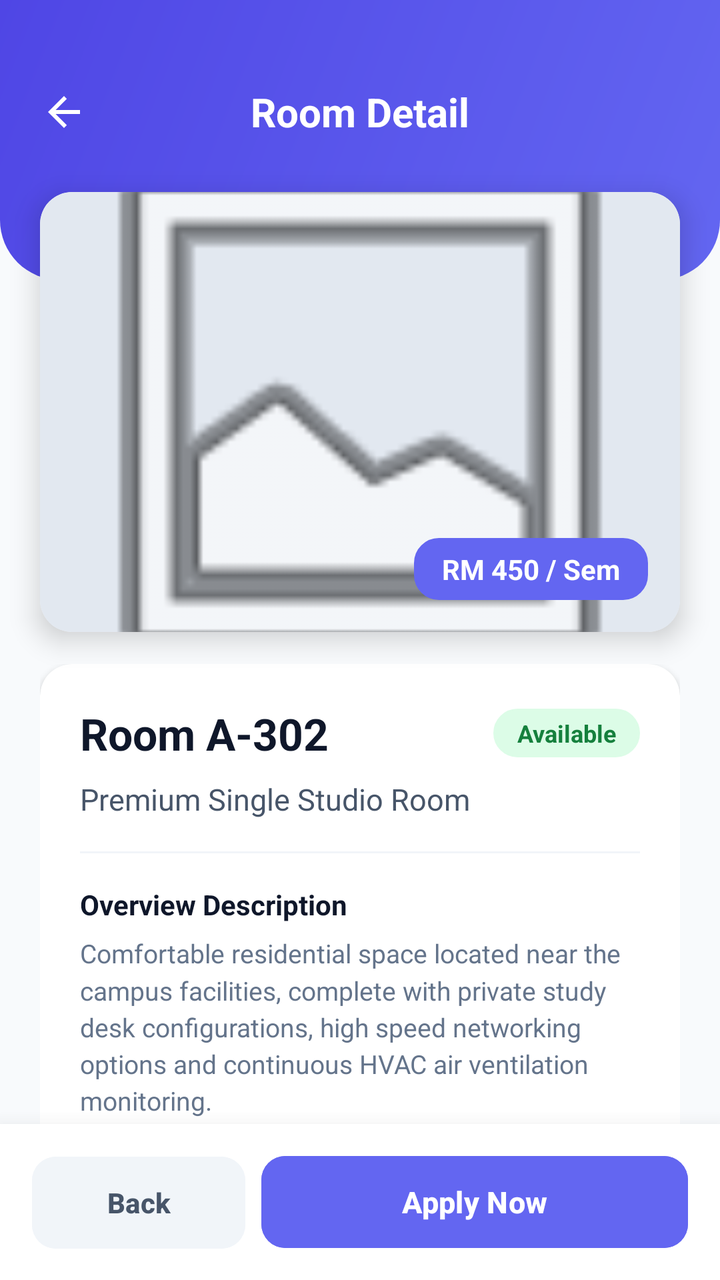
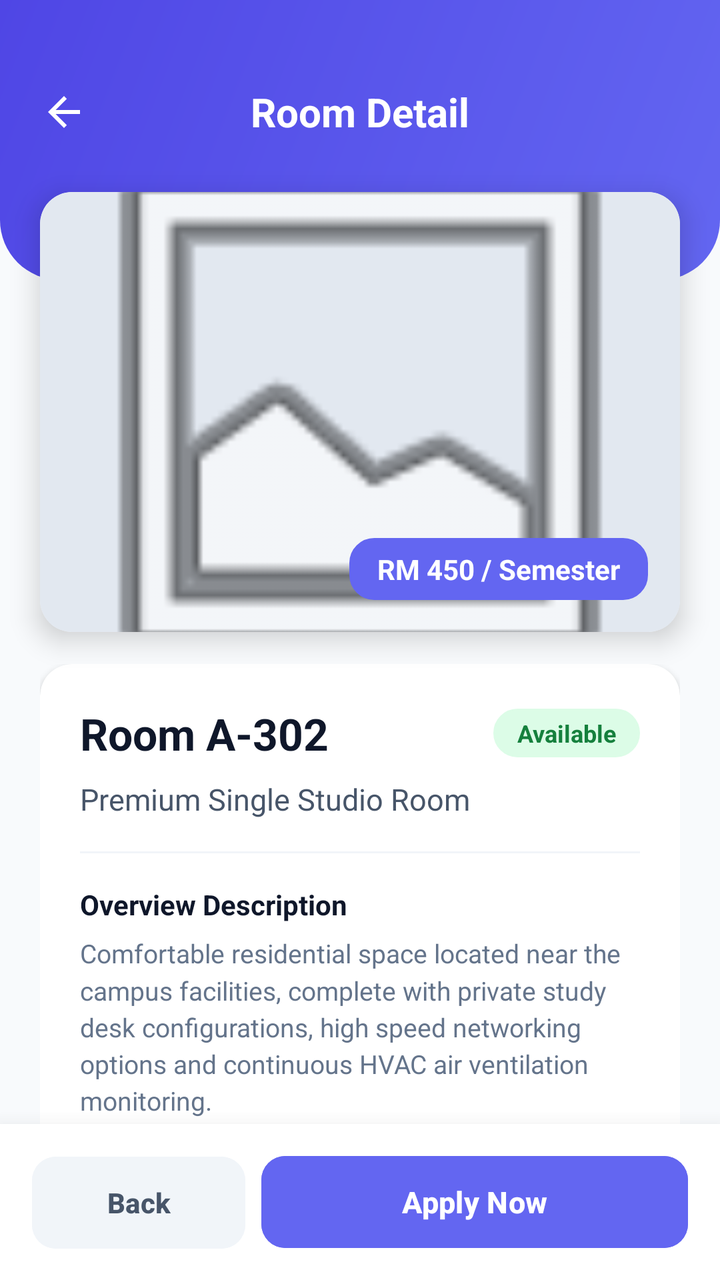

Screens rendered from an Android XML layout before and after an edit, with the pre-edit source and the edit as a unified diff.
<!-- AndroidManifest.xml: application theme Theme.UTMSPACE_HostelBookingSystem -->
<!-- res/layout/activity_room_details.xml -->
<?xml version="1.0" encoding="utf-8"?>
<androidx.constraintlayout.widget.ConstraintLayout xmlns:android="http://schemas.android.com/apk/res/android"
    xmlns:app="http://schemas.android.com/apk/res-auto"
    xmlns:tools="http://schemas.android.com/tools"
    android:id="@+id/main"
    android:layout_width="match_parent"
    android:layout_height="match_parent"
    android:background="#F8FAFC"
    tools:context=".RoomDetailsActivity">

    
    <View
        android:id="@+id/topHeaderBg"
        android:layout_width="match_parent"
        android:layout_height="140dp"
        android:background="@drawable/dashboard_gradient"
        app:layout_constraintTop_toTopOf="parent"
        app:layout_constraintStart_toStartOf="parent"
        app:layout_constraintEnd_toEndOf="parent" />

    
    <RelativeLayout
        android:id="@+id/toolbarLayer"
        android:layout_width="match_parent"
        android:layout_height="wrap_content"
        android:layout_marginTop="32dp"
        android:paddingHorizontal="8dp"
        app:layout_constraintTop_toTopOf="parent"
        app:layout_constraintStart_toStartOf="parent"
        app:layout_constraintEnd_toEndOf="parent">

        <ImageButton
            android:id="@+id/btnBack"
            android:layout_width="48dp"
            android:layout_height="48dp"
            android:layout_alignParentStart="true"
            android:layout_centerVertical="true"
            android:background="?attr/selectableItemBackgroundBorderless"
            android:contentDescription="Back"
            android:padding="12dp"
            android:scaleType="centerInside"
            android:src="@drawable/ic_arrow_back"
            app:tint="#FFFFFF" />

        <TextView
            android:id="@+id/tvDetailsTitle"
            android:layout_width="wrap_content"
            android:layout_height="wrap_content"
            android:layout_centerInParent="true"
            android:text="Room Detail"
            android:textColor="#FFFFFF"
            android:textSize="20sp"
            android:textStyle="bold" />
    </RelativeLayout>

    
    <androidx.cardview.widget.CardView
        android:id="@+id/roomImageCard"
        android:layout_width="match_parent"
        android:layout_height="220dp"
        android:layout_marginHorizontal="20dp"
        android:layout_marginTop="16dp"
        app:cardCornerRadius="16dp"
        app:cardElevation="8dp"
        app:layout_constraintTop_toBottomOf="@id/toolbarLayer"
        app:layout_constraintStart_toStartOf="parent"
        app:layout_constraintEnd_toEndOf="parent">

        <FrameLayout
            android:layout_width="match_parent"
            android:layout_height="match_parent">

            <ImageView
                android:id="@+id/ivRoomPicture"
                android:layout_width="match_parent"
                android:layout_height="match_parent"
                android:scaleType="centerCrop"
                android:src="@android:drawable/ic_menu_gallery"
                android:background="#E2E8F0"/>

            <TextView
                android:id="@+id/tvRoomPriceTag"
                android:layout_width="wrap_content"
                android:layout_height="wrap_content"
                android:layout_gravity="bottom|end"
                android:layout_margin="16dp"
                android:background="@drawable/input_field_rounded"
                android:backgroundTint="#6366F1"
                android:paddingHorizontal="14dp"
                android:paddingVertical="6dp"
                android:text="RM 450 / Sem"
                android:textColor="#FFFFFF"
                android:textStyle="bold"
                android:textSize="14sp"/>
        </FrameLayout>
    </androidx.cardview.widget.CardView>

    
    <androidx.core.widget.NestedScrollView
        android:layout_width="match_parent"
        android:layout_height="0dp"
        android:layout_marginTop="16dp"
        android:fillViewport="true"
        app:layout_constraintTop_toBottomOf="@id/roomImageCard"
        app:layout_constraintBottom_toTopOf="@id/bottomActionBar"
        app:layout_constraintStart_toStartOf="parent"
        app:layout_constraintEnd_toEndOf="parent">

        <LinearLayout
            android:layout_width="match_parent"
            android:layout_height="wrap_content"
            android:orientation="vertical"
            android:paddingHorizontal="20dp"
            android:paddingBottom="24dp">

            
            <androidx.cardview.widget.CardView
                android:layout_width="match_parent"
                android:layout_height="wrap_content"
                android:layout_marginBottom="16dp"
                app:cardCornerRadius="16dp"
                app:cardElevation="2dp"
                app:cardBackgroundColor="#FFFFFF">

                <LinearLayout
                    android:layout_width="match_parent"
                    android:layout_height="wrap_content"
                    android:orientation="vertical"
                    android:padding="20dp">

                    <RelativeLayout
                        android:layout_width="match_parent"
                        android:layout_height="wrap_content"
                        android:layout_marginBottom="8dp">

                        <TextView
                            android:id="@+id/tvRoomNumber"
                            android:layout_width="wrap_content"
                            android:layout_height="wrap_content"
                            android:layout_alignParentStart="true"
                            android:text="Room A-302"
                            android:textColor="#0F172A"
                            android:textSize="22sp"
                            android:textStyle="bold" />

                        <TextView
                            android:id="@+id/tvRoomStatusBadge"
                            android:layout_width="wrap_content"
                            android:layout_height="wrap_content"
                            android:layout_alignParentEnd="true"
                            android:layout_centerVertical="true"
                            android:background="@drawable/input_field_rounded"
                            android:backgroundTint="#DCFCE7"
                            android:paddingHorizontal="12dp"
                            android:paddingVertical="4dp"
                            android:text="Available"
                            android:textColor="#15803D"
                            android:textSize="12sp"
                            android:textStyle="bold" />
                    </RelativeLayout>

                    <TextView
                        android:id="@+id/tvRoomType"
                        android:layout_width="wrap_content"
                        android:layout_height="wrap_content"
                        android:text="Premium Single Studio Room"
                        android:textColor="#475569"
                        android:textSize="15sp"
                        android:layout_marginBottom="16dp" />

                    <View
                        android:layout_width="match_parent"
                        android:layout_height="1dp"
                        android:background="#F1F5F9"
                        android:layout_marginBottom="16dp"/>

                    <TextView
                        android:layout_width="wrap_content"
                        android:layout_height="wrap_content"
                        android:text="Overview Description"
                        android:textColor="#0F172A"
                        android:textSize="14sp"
                        android:textStyle="bold"
                        android:layout_marginBottom="6dp" />

                    <TextView
                        android:id="@+id/tvRoomDescription"
                        android:layout_width="match_parent"
                        android:layout_height="wrap_content"
                        android:text="Comfortable residential space located near the campus facilities, complete with private study desk configurations, high speed networking options and continuous HVAC air ventilation monitoring."
                        android:textColor="#64748B"
                        android:textSize="13sp"
                        android:lineSpacingMultiplier="1.2"/>
                </LinearLayout>
            </androidx.cardview.widget.CardView>

            
            <androidx.cardview.widget.CardView
                android:layout_width="match_parent"
                android:layout_height="wrap_content"
                android:layout_marginBottom="16dp"
                app:cardCornerRadius="16dp"
                app:cardElevation="2dp"
                app:cardBackgroundColor="#FFFFFF">

                <LinearLayout
                    android:layout_width="match_parent"
                    android:layout_height="wrap_content"
                    android:orientation="vertical"
                    android:padding="20dp">

                    <TextView
                        android:layout_width="wrap_content"
                        android:layout_height="wrap_content"
                        android:text="Included Facilities"
                        android:textColor="#0F172A"
                        android:textSize="16sp"
                        android:textStyle="bold"
                        android:layout_marginBottom="16dp" />

                    <GridLayout
                        android:id="@+id/gridFacilities"
                        android:layout_width="match_parent"
                        android:layout_height="wrap_content"
                        android:columnCount="2"
                        android:alignmentMode="alignMargins"
                        android:columnOrderPreserved="false">

                        
                        <LinearLayout
                            android:layout_width="0dp"
                            android:layout_height="wrap_content"
                            android:layout_columnWeight="1"
                            android:orientation="horizontal"
                            android:layout_marginBottom="12dp"
                            android:gravity="center_vertical">
                            <ImageView
                                android:layout_width="18dp"
                                android:layout_height="18dp"
                                android:src="@drawable/check_icon"
                                app:tint="#22C55E"/>
                            <TextView
                                android:layout_width="wrap_content"
                                android:layout_height="wrap_content"
                                android:layout_marginStart="8dp"
                                android:text="High Speed Wi-Fi"
                                android:textColor="#475569"
                                android:textSize="13sp"/>
                        </LinearLayout>

                        
                        <LinearLayout
                            android:layout_width="0dp"
                            android:layout_height="wrap_content"
                            android:layout_columnWeight="1"
                            android:orientation="horizontal"
                            android:layout_marginBottom="12dp"
                            android:gravity="center_vertical">
                            <ImageView
                                android:layout_width="18dp"
                                android:layout_height="18dp"
                                android:src="@drawable/check_icon"
                                app:tint="#22C55E"/>
                            <TextView
                                android:layout_width="wrap_content"
                                android:layout_height="wrap_content"
                                android:layout_marginStart="8dp"
                                android:text="Air Conditioner"
                                android:textColor="#475569"
                                android:textSize="13sp"/>
                        </LinearLayout>

                        
                        <LinearLayout
                            android:layout_width="0dp"
                            android:layout_height="wrap_content"
                            android:layout_columnWeight="1"
                            android:orientation="horizontal"
                            android:layout_marginBottom="12dp"
                            android:gravity="center_vertical">
                            <ImageView
                                android:layout_width="18dp"
                                android:layout_height="18dp"
                                android:src="@drawable/check_icon"
                                app:tint="#22C55E"/>
                            <TextView
                                android:layout_width="wrap_content"
                                android:layout_height="wrap_content"
                                android:layout_marginStart="8dp"
                                android:text="Private Bathroom"
                                android:textColor="#475569"
                                android:textSize="13sp"/>
                        </LinearLayout>

                        
                        <LinearLayout
                            android:layout_width="0dp"
                            android:layout_height="wrap_content"
                            android:layout_columnWeight="1"
                            android:orientation="horizontal"
                            android:layout_marginBottom="12dp"
                            android:gravity="center_vertical">
                            <ImageView
                                android:layout_width="18dp"
                                android:layout_height="18dp"
                                android:src="@drawable/check_icon"
                                app:tint="#22C55E"/>
                            <TextView
                                android:layout_width="wrap_content"
                                android:layout_height="wrap_content"
                                android:layout_marginStart="8dp"
                                android:text="Study Desk &amp; Chair"
                                android:textColor="#475569"
                                android:textSize="13sp"/>
                        </LinearLayout>

                        
                        <LinearLayout
                            android:layout_width="0dp"
                            android:layout_height="wrap_content"
                            android:layout_columnWeight="1"
                            android:orientation="horizontal"
                            android:layout_marginBottom="12dp"
                            android:gravity="center_vertical">
                            <ImageView
                                android:layout_width="18dp"
                                android:layout_height="18dp"
                                android:src="@drawable/check_icon"
                                app:tint="#22C55E"/>
                            <TextView
                                android:layout_width="wrap_content"
                                android:layout_height="wrap_content"
                                android:layout_marginStart="8dp"
                                android:text="Comfortable Bed"
                                android:textColor="#475569"
                                android:textSize="13sp"/>
                        </LinearLayout>

                        
                        <LinearLayout
                            android:layout_width="0dp"
                            android:layout_height="wrap_content"
                            android:layout_columnWeight="1"
                            android:orientation="horizontal"
                            android:layout_marginBottom="12dp"
                            android:gravity="center_vertical">
                            <ImageView
                                android:layout_width="18dp"
                                android:layout_height="18dp"
                                android:src="@drawable/check_icon"
                                app:tint="#22C55E"/>
                            <TextView
                                android:layout_width="wrap_content"
                                android:layout_height="wrap_content"
                                android:layout_marginStart="8dp"
                                android:text="Clothes Wardrobe"
                                android:textColor="#475569"
                                android:textSize="13sp"/>
                        </LinearLayout>

                        
                        <LinearLayout
                            android:layout_width="0dp"
                            android:layout_height="wrap_content"
                            android:layout_columnWeight="1"
                            android:orientation="horizontal"
                            android:layout_marginBottom="12dp"
                            android:gravity="center_vertical">
                            <ImageView
                                android:layout_width="18dp"
                                android:layout_height="18dp"
                                android:src="@drawable/check_icon"
                                app:tint="#22C55E"/>
                            <TextView
                                android:layout_width="wrap_content"
                                android:layout_height="wrap_content"
                                android:layout_marginStart="8dp"
                                android:text="Water Heater"
                                android:textColor="#475569"
                                android:textSize="13sp"/>
                        </LinearLayout>

                        
                        <LinearLayout
                            android:layout_width="0dp"
                            android:layout_height="wrap_content"
                            android:layout_columnWeight="1"
                            android:orientation="horizontal"
                            android:layout_marginBottom="12dp"
                            android:gravity="center_vertical">
                            <ImageView
                                android:layout_width="18dp"
                                android:layout_height="18dp"
                                android:src="@drawable/check_icon"
                                app:tint="#22C55E"/>
                            <TextView
                                android:layout_width="wrap_content"
                                android:layout_height="wrap_content"
                                android:layout_marginStart="8dp"
                                android:text="Mini Fridge"
                                android:textColor="#475569"
                                android:textSize="13sp"/>
                        </LinearLayout>

                        
                        <LinearLayout
                            android:layout_width="0dp"
                            android:layout_height="wrap_content"
                            android:layout_columnWeight="1"
                            android:orientation="horizontal"
                            android:layout_marginBottom="12dp"
                            android:gravity="center_vertical">
                            <ImageView
                                android:layout_width="18dp"
                                android:layout_height="18dp"
                                android:src="@drawable/check_icon"
                                app:tint="#22C55E"/>
                            <TextView
                                android:layout_width="wrap_content"
                                android:layout_height="wrap_content"
                                android:layout_marginStart="8dp"
                                android:text="Washing Machine"
                                android:textColor="#475569"
                                android:textSize="13sp"/>
                        </LinearLayout>

                        
                        <LinearLayout
                            android:layout_width="0dp"
                            android:layout_height="wrap_content"
                            android:layout_columnWeight="1"
                            android:orientation="horizontal"
                            android:layout_marginBottom="12dp"
                            android:gravity="center_vertical">
                            <ImageView
                                android:layout_width="18dp"
                                android:layout_height="18dp"
                                android:src="@drawable/check_icon"
                                app:tint="#22C55E"/>
                            <TextView
                                android:layout_width="wrap_content"
                                android:layout_height="wrap_content"
                                android:layout_marginStart="8dp"
                                android:text="Shared Kitchen"
                                android:textColor="#475569"
                                android:textSize="13sp"/>
                        </LinearLayout>
                    </GridLayout>

                </LinearLayout>
            </androidx.cardview.widget.CardView>

        </LinearLayout>
    </androidx.core.widget.NestedScrollView>

    
    <LinearLayout
        android:id="@+id/bottomActionBar"
        android:layout_width="match_parent"
        android:layout_height="wrap_content"
        android:orientation="horizontal"
        android:background="#FFFFFF"
        android:paddingHorizontal="16dp"
        android:paddingVertical="12dp"
        android:elevation="16dp"
        android:weightSum="3"
        app:layout_constraintBottom_toBottomOf="parent"
        app:layout_constraintStart_toStartOf="parent"
        app:layout_constraintEnd_toEndOf="parent">

        <Button
            android:id="@+id/btnDetailsBack"
            android:layout_width="0dp"
            android:layout_height="54dp"
            android:layout_weight="1"
            android:layout_marginEnd="8dp"
            android:text="Back"
            android:textColor="#475569"
            android:backgroundTint="#F1F5F9"
            app:cornerRadius="12dp"
            android:textStyle="bold"
            android:textSize="14sp" />

        <Button
            android:id="@+id/btnApply"
            android:layout_width="0dp"
            android:layout_height="54dp"
            android:layout_weight="2"
            android:text="Apply Now"
            android:textColor="#FFFFFF"
            android:backgroundTint="#6366F1"
            app:cornerRadius="12dp"
            android:textStyle="bold"
            android:textSize="15sp"
            android:textAllCaps="false"/>
    </LinearLayout>

</androidx.constraintlayout.widget.ConstraintLayout>
<!-- resources referenced by this layout -->
<resources>
  <!-- drawable check_icon: png bitmap (drawable, 52267 bytes) -->
  <!-- drawable dashboard_gradient (drawable) -->
  <?xml version="1.0" encoding="utf-8"?>
  <shape xmlns:android="http://schemas.android.com/apk/res/android">
      <gradient
          android:startColor="#6366F1"
          android:endColor="#4F46E5"
          android:angle="135"/>
      <corners android:bottomLeftRadius="30dp" android:bottomRightRadius="30dp" />
  </shape>
  <!-- drawable ic_arrow_back (drawable) -->
  <vector xmlns:android="http://schemas.android.com/apk/res/android"
      android:width="24dp"
      android:height="24dp"
      android:viewportWidth="24"
      android:viewportHeight="24"
      android:tint="#000000">
      <path
          android:fillColor="@android:color/white"
          android:pathData="M20,11H7.83l5.59,-5.59L12,4l-8,8 8,8 1.41,-1.41L7.83,13H20v-2z"/>
  </vector>
  <!-- drawable input_field_rounded (drawable) -->
  <?xml version="1.0" encoding="utf-8"?>
  <shape xmlns:android="http://schemas.android.com/apk/res/android">
      <solid android:color="#F1F5F9"/>
      <corners android:radius="12dp"/>
      <stroke android:width="1dp" android:color="#CBD5E1"/>
  </shape>
  <style name="Theme.UTMSPACE_HostelBookingSystem" parent="Base.Theme.UTMSPACE_HostelBookingSystem" />
  <style name="Base.Theme.UTMSPACE_HostelBookingSystem" parent="Theme.Material3.DayNight.NoActionBar">
          
          
      </style>
</resources>

<!-- the commit's change to res/layout/activity_room_details.xml (unified diff, before → after) -->
@@ -88,7 +88,7 @@
                 android:backgroundTint="#6366F1"
                 android:paddingHorizontal="14dp"
                 android:paddingVertical="6dp"
-                android:text="RM 450 / Sem"
+                android:text="RM 450 / Semester"
                 android:textColor="#FFFFFF"
                 android:textStyle="bold"
                 android:textSize="14sp"/>
